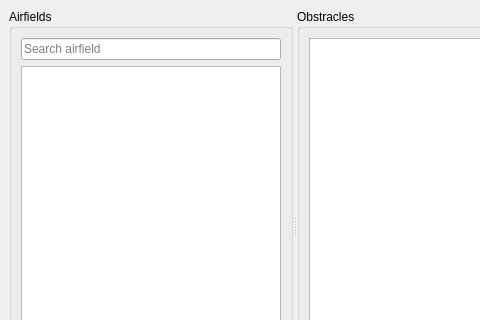
Above: obstraclesform.ui from khmaksim/AviacominfoTools before the change; both pictures show x 0 to 480 and y 0 to 320 of the 650 by 477 pixel window. Below: the same form after it.
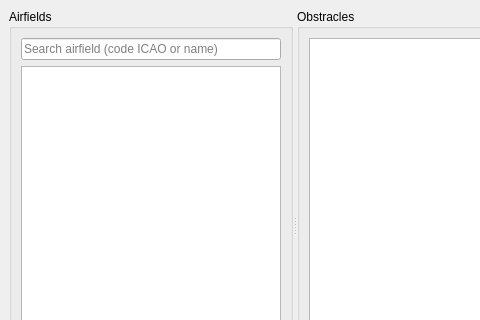
That is the form after the change.

Patch:
```diff
--- a/obstraclesform.ui
+++ b/obstraclesform.ui
@@ -36,7 +36,7 @@
         <bool>true</bool>
        </property>
        <property name="placeholderText">
-        <string>Search airfield</string>
+        <string>Search airfield (code ICAO or name)</string>
        </property>
        <property name="cursorMoveStyle">
         <enum>Qt::LogicalMoveStyle</enum>
```
